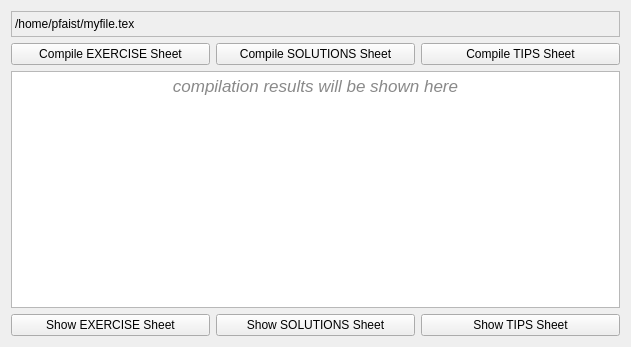
This is guicompiler/compilerwidget.ui in phfaist/ethuebung as Qt 5 draws it before an edit. The edited form follows.
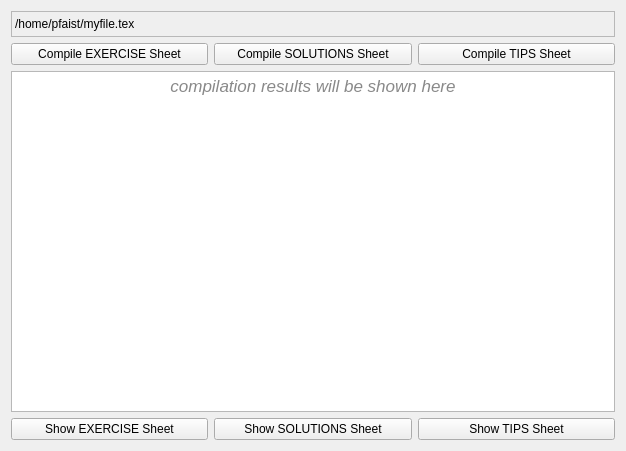
This is the edited form.

Diff of the .ui file:
```diff
--- a/guicompiler/compilerwidget.ui
+++ b/guicompiler/compilerwidget.ui
@@ -6,8 +6,8 @@
    <rect>
     <x>0</x>
     <y>0</y>
-    <width>631</width>
-    <height>347</height>
+    <width>626</width>
+    <height>451</height>
    </rect>
   </property>
   <property name="windowTitle">
```
